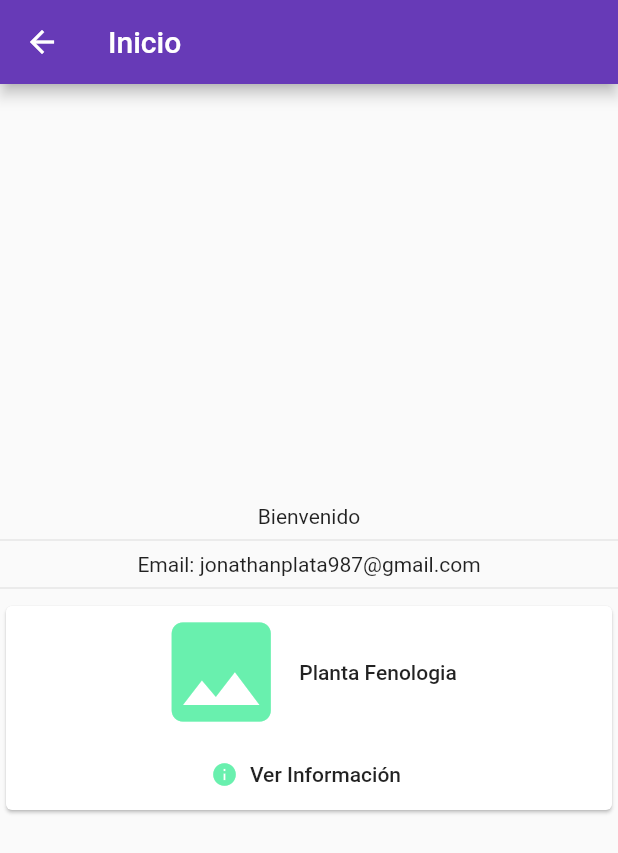
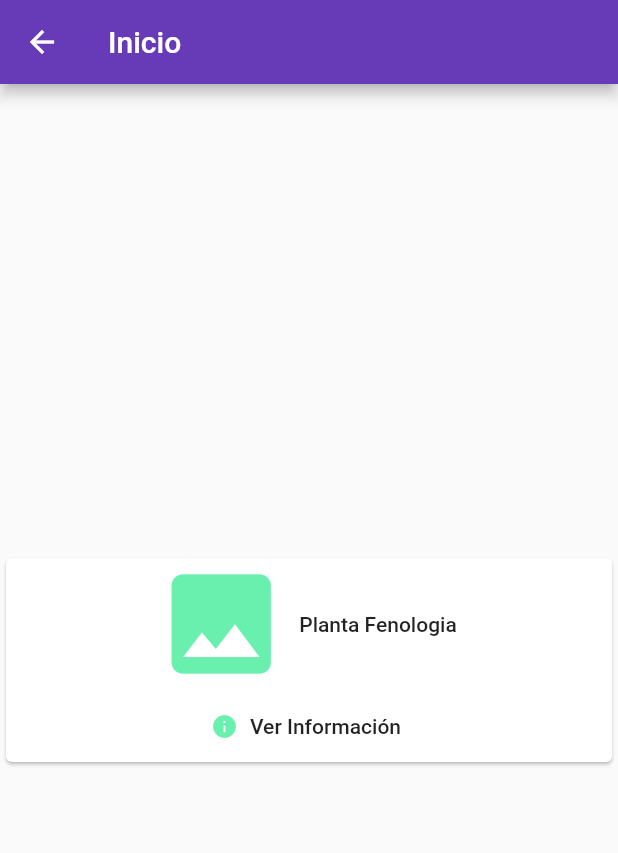
Before and after one commit to israloza/fenologia-flutter, a Flutter app: the HomePage screen opened by its route, on a phone screen of 412 x 824 dp. Shown: the top 853 px of the screen. Run offline on Flutter 3.47's test engine with Material 2 defaults, Android fonts, the phone set to English and light mode, and no system bars; our stand-ins replace rxdart, shared_preferences; accounts and stored records are empty; statements that could not run were skipped.

Commit message:
Solución a inicio

```diff
--- a/lib/src/pages/home_page.dart
+++ b/lib/src/pages/home_page.dart
@@ -1,5 +1,4 @@
 import 'package:flutter/material.dart';
-import 'package:fenologia/src/bloc/provider.dart';
 
 class HomePage extends StatelessWidget {
   @override
@@ -14,10 +13,6 @@ class HomePage extends StatelessWidget {
           crossAxisAlignment: CrossAxisAlignment.center,
           mainAxisAlignment: MainAxisAlignment.center,
           children: <Widget>[
-            Text("Bienvenido"),
-            Divider(),
-            Text('Email: jonathanplata987@gmail.com'),
-            Divider(),
             _card(),
           ],
       ),
--- a/lib/src/pages/login_page.dart
+++ b/lib/src/pages/login_page.dart
@@ -132,7 +132,7 @@ class LoginPage extends StatelessWidget {
   _login(LoginBloc bloc, BuildContext context) async {
     Map info=await usuarioProvider.login(bloc.email, bloc.password);
     if(info['ok']){
-      Navigator.pushReplacementNamed(context, 'login');
+      Navigator.pushReplacementNamed(context, 'home');
     }else{
       mostrarAlerta(context,info['mensaje']);
     }
--- a/lib/src/pages/registro_page.dart
+++ b/lib/src/pages/registro_page.dart
@@ -133,7 +133,7 @@ class RegistroPage extends StatelessWidget {
   _register(LoginBloc bloc, BuildContext context) async {
     final info = await usuarioProvider.nuevoUsuario(bloc.email, bloc.password);
     if (info['ok']) {
-      Navigator.pushReplacementNamed(context, 'home');
+      Navigator.pushReplacementNamed(context, 'login');
     } else {
       mostrarAlerta(context, info['mensaje']);
     }
```
